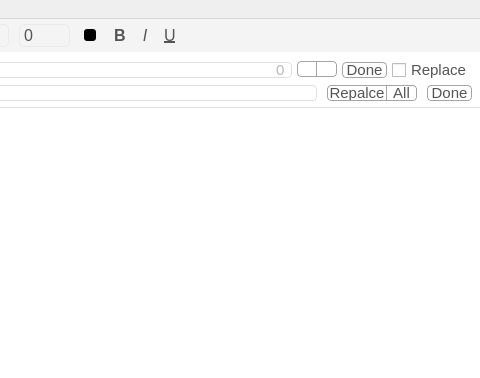
Qt form src/design/text_editor.ui (teenxsky/RnR_Text_Editor) before a commit; both pictures show x 290 to 770 and y 0 to 378 of the 770 by 378 pixel window.
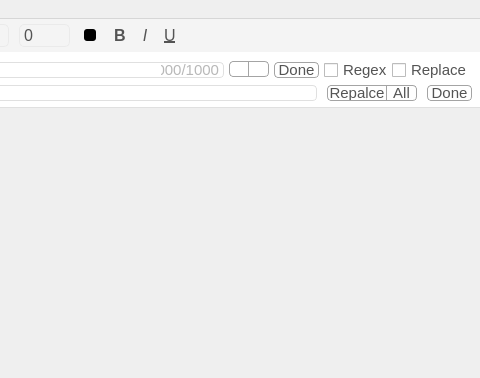
The same form after that commit. Icons and pictures are not drawn.

Patch:
```diff
--- a/src/design/text_editor.ui
+++ b/src/design/text_editor.ui
@@ -167,7 +167,6 @@
 	selection-color: white;
 	background-color: rgb(244, 244, 244);
 	color: rgb(84, 84, 84);
-	text-size: 13px;
 }
 </string>
          </property>
@@ -800,13 +799,13 @@
               <widget class="QLabel" name="label_find_count">
                <property name="minimumSize">
                 <size>
-                 <width>20</width>
+                 <width>63</width>
                  <height>16</height>
                 </size>
                </property>
                <property name="maximumSize">
                 <size>
-                 <width>20</width>
+                 <width>63</width>
                  <height>16</height>
                 </size>
                </property>
@@ -823,7 +822,10 @@
 color: rgb(184, 184, 184);</string>
                </property>
                <property name="text">
-                <string>0</string>
+                <string>1000/1000</string>
+               </property>
+               <property name="alignment">
+                <set>Qt::AlignRight|Qt::AlignTrailing|Qt::AlignVCenter</set>
                </property>
               </widget>
              </item>
@@ -963,6 +965,30 @@
             </property>
            </widget>
           </item>
+          <item>
+           <widget class="QCheckBox" name="check_regex">
+            <property name="minimumSize">
+             <size>
+              <width>63</width>
+              <height>16</height>
+             </size>
+            </property>
+            <property name="maximumSize">
+             <size>
+              <width>63</width>
+              <height>16</height>
+             </size>
+            </property>
+            <property name="font">
+             <font>
+              <pointsize>11</pointsize>
+             </font>
+            </property>
+            <property name="text">
+             <string>Regex</string>
+            </property>
+           </widget>
+          </item>
           <item>
            <widget class="QCheckBox" name="check_replace">
             <property name="minimumSize">
@@ -1030,7 +1056,7 @@
            <number>0</number>
           </property>
           <item>
-           <widget class="QLineEdit" name="line_find_2">
+           <widget class="QLineEdit" name="line_replace">
             <property name="minimumSize">
              <size>
               <width>0</width>
@@ -1068,13 +1094,13 @@
              </size>
             </property>
             <property name="styleSheet">
-             <string notr="true">QPushButton#button_replace {
+             <string notr="true">QPushButton#button_all {
 	border-left: 0;
 	border-top-left-radius: 0;
 	border-bottom-left-radius: 0;
 }
 
-QPushButton#button_all {
+QPushButton#button_replace {
 	border-top-right-radius: 0;
 	border-bottom-right-radius: 0;
 }</string>
@@ -1101,40 +1127,40 @@
              <property name="bottomMargin">
               <number>0</number>
              </property>
-             <item>
-              <widget class="QPushButton" name="button_all">
-               <property name="minimumSize">
-                <size>
-                 <width>60</width>
-                 <height>16</height>
-                </size>
-               </property>
-               <property name="maximumSize">
-                <size>
-                 <width>60</width>
-                 <height>16</height>
-                </size>
-               </property>
-               <property name="font">
-                <font>
-                 <pointsize>11</pointsize>
-                </font>
-               </property>
-               <property name="text">
-                <string>Repalce</string>
-               </property>
-               <property name="iconSize">
-                <size>
-                 <width>13</width>
-                 <height>13</height>
-                </size>
-               </property>
-              </widget>
-             </item>
              <item>
               <widget class="QPushButton" name="button_replace">
                <property name="minimumSize">
                 <size>
+                 <width>60</width>
+                 <height>16</height>
+                </size>
+               </property>
+               <property name="maximumSize">
+                <size>
+                 <width>60</width>
+                 <height>16</height>
+                </size>
+               </property>
+               <property name="font">
+                <font>
+                 <pointsize>11</pointsize>
+                </font>
+               </property>
+               <property name="text">
+                <string>Repalce</string>
+               </property>
+               <property name="iconSize">
+                <size>
+                 <width>13</width>
+                 <height>13</height>
+                </size>
+               </property>
+              </widget>
+             </item>
+             <item>
+              <widget class="QPushButton" name="button_all">
+               <property name="minimumSize">
+                <size>
                  <width>30</width>
                  <height>16</height>
                 </size>
@@ -1195,7 +1221,38 @@
      </widget>
     </item>
     <item>
-     <widget class="QTextEdit" name="text_edit"/>
+     <widget class="QScrollArea" name="scrollArea">
+      <property name="widgetResizable">
+       <bool>true</bool>
+      </property>
+      <widget class="QWidget" name="scrollAreaWidgetContents">
+       <property name="geometry">
+        <rect>
+         <x>0</x>
+         <y>0</y>
+         <width>770</width>
+         <height>264</height>
+        </rect>
+       </property>
+       <layout class="QVBoxLayout" name="verticalLayout_3">
+        <property name="spacing">
+         <number>0</number>
+        </property>
+        <property name="leftMargin">
+         <number>0</number>
+        </property>
+        <property name="topMargin">
+         <number>0</number>
+        </property>
+        <property name="rightMargin">
+         <number>0</number>
+        </property>
+        <property name="bottomMargin">
+         <number>0</number>
+        </property>
+       </layout>
+      </widget>
+     </widget>
     </item>
    </layout>
   </widget>
```
Left out of the diff: 2 changed lines with no effect on the pictures.
